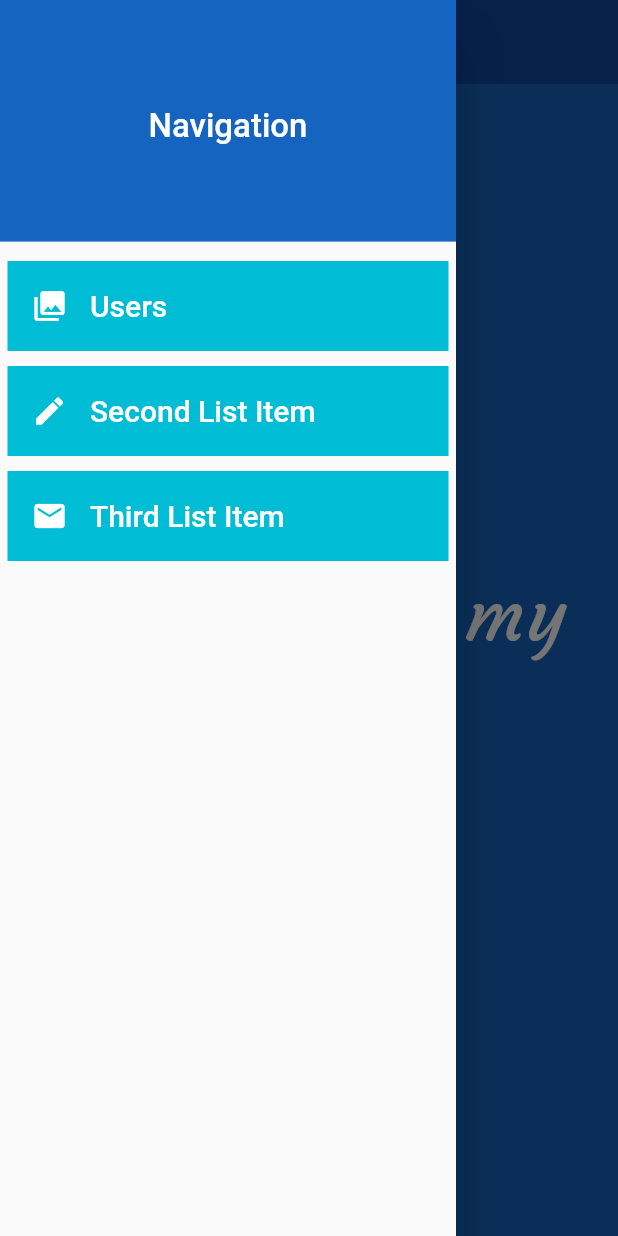
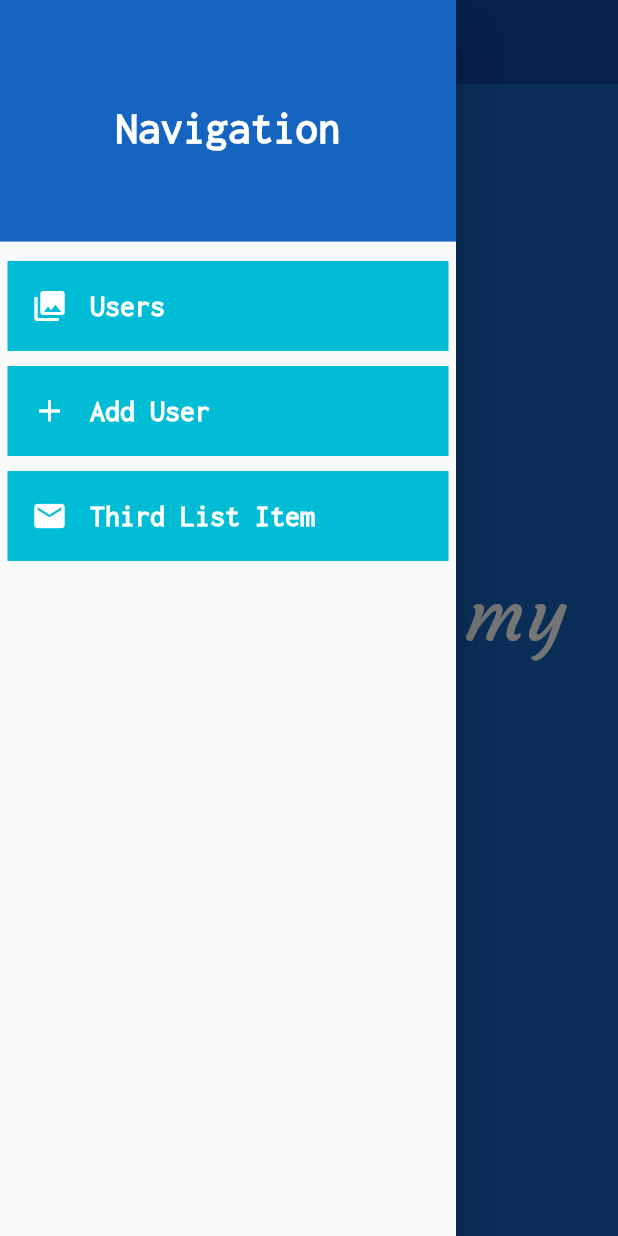
Before and after one commit to Rostislauuu/first_mobile, a Flutter app: the screen it shows after launch, with the side drawer open, on a phone screen of 412 x 824 dp. Run offline on Flutter 3.47's test engine with Material 2 defaults, Android fonts, the phone set to English and light mode, and no system bars; our stand-ins replace dio.

Commit message:
added users list

```diff
--- a/lib/drawer_content/drawer_content.dart
+++ b/lib/drawer_content/drawer_content.dart
@@ -1,5 +1,6 @@
+import 'package:flutter/material.dart';
+
 import 'package:first_app/drawer_content/drawer_content_item.dart';
-import 'package:flutter/material.dart';
 
 class DrawerContent extends StatelessWidget {
   @override
@@ -12,7 +13,9 @@ class DrawerContent extends StatelessWidget {
             child: Text(
               'Navigation',
               style: TextStyle(
-                fontSize: 22,
+                fontFamily: 'Inconsolata',
+                fontWeight: FontWeight.bold,
+                fontSize: 30,
                 color: Colors.white,
               ),
             ),
@@ -30,8 +33,10 @@ class DrawerContent extends StatelessWidget {
                   handleNavigate: () =>
                       Navigator.popAndPushNamed(context, '/feed')),
               DrawerContentItem(
-                listItemText: 'Second List Item',
-                listItemIcon: Icons.edit,
+                listItemText: 'Add User',
+                listItemIcon: Icons.add,
+                handleNavigate: () =>
+                    Navigator.popAndPushNamed(context, '/add_user'),
               ),
               DrawerContentItem(
                 listItemText: 'Third List Item',
--- a/lib/drawer_content/drawer_content_item.dart
+++ b/lib/drawer_content/drawer_content_item.dart
@@ -31,6 +31,8 @@ class DrawerContentItem extends StatelessWidget {
             Text(
               listItemText,
               style: TextStyle(
+                fontFamily: 'Inconsolata',
+                fontWeight: FontWeight.bold,
                 fontSize: 20,
                 color: Colors.white,
               ),
--- a/lib/main.dart
+++ b/lib/main.dart
@@ -1,4 +1,5 @@
 import 'package:flutter/material.dart';
+
 import './my_app.dart';
 
 void main() => runApp(MyApp());
--- /dev/null
+++ b/lib/model/users/user.dart
@@ -0,0 +1,31 @@
+class User {
+  final String id;
+  final String fullName;
+  final String birthday;
+  final String direction;
+  final String subdirection;
+  final String email;
+  final String phone;
+  final String img;
+
+  User({
+    this.id,
+    this.fullName,
+    this.birthday,
+    this.direction,
+    this.subdirection,
+    this.email,
+    this.phone,
+    this.img,
+  });
+
+  User.fromJson(Map<String, dynamic> json)
+      : id = json['id'],
+        fullName = json['fullName'],
+        birthday = json['birthday'],
+        direction = json['direction'],
+        subdirection = json['subdirection'],
+        email = json['email'],
+        phone = json['phone'],
+        img = json['img'];
+}
--- a/lib/my_app.dart
+++ b/lib/my_app.dart
@@ -1,6 +1,8 @@
+import 'package:flutter/material.dart';
+
 import 'package:first_app/pages/feed/feed.dart';
 import 'package:first_app/pages/welcome_page/welcome_page.dart';
-import 'package:flutter/material.dart';
+import 'package:first_app/add_user/add_user.dart';
 
 class MyApp extends StatelessWidget {
   @override
@@ -9,6 +11,7 @@ class MyApp extends StatelessWidget {
       routes: {
         '/': (context) => WelcomePage(),
         '/feed': (context) => Feed(),
+        '/add_user': (context) => AddUser(),
       },
     );
   }
--- a/lib/pages/feed/feed_item/feed_item.dart
+++ b/lib/pages/feed/feed_item/feed_item.dart
@@ -1,8 +1,14 @@
+import 'package:first_app/model/users/user.dart';
+import 'package:flutter/material.dart';
+
 import 'package:first_app/pages/feed/feed_item/item_avatar.dart';
 import 'package:first_app/pages/feed/feed_item/item_content.dart';
-import 'package:flutter/material.dart';
 
 class FeedItem extends StatelessWidget {
+  final User user;
+
+  FeedItem({@required this.user});
+
   @override
   Widget build(BuildContext context) {
     return Container(
@@ -11,7 +17,10 @@ class FeedItem extends StatelessWidget {
         crossAxisAlignment: CrossAxisAlignment.start,
         children: <Widget>[
           ItemAvatar(),
-          ItemContent(),
+          ItemContent(
+            name: user.fullName,
+            direction: user.direction,
+          ),
         ],
       ),
     );
--- a/lib/pages/feed/feed_item/item_avatar.dart
+++ b/lib/pages/feed/feed_item/item_avatar.dart
@@ -4,7 +4,7 @@ class ItemAvatar extends StatelessWidget {
   @override
   Widget build(BuildContext context) {
     return CircleAvatar(
-        radius: 15,
+        radius: 20,
         backgroundColor: Colors.white,
         child: Image(
           image: NetworkImage(
--- a/lib/pages/welcome_page/welcome_page.dart
+++ b/lib/pages/welcome_page/welcome_page.dart
@@ -1,5 +1,6 @@
+import 'package:flutter/material.dart';
+
 import 'package:first_app/drawer_content/drawer_content.dart';
-import 'package:flutter/material.dart';
 
 class WelcomePage extends StatelessWidget {
   @override
--- a/pubspec.yaml
+++ b/pubspec.yaml
@@ -19,6 +19,8 @@ environment:
 dependencies:
   flutter:
     sdk: flutter
+
+  dio: 3.0.8
 
   # The following adds the Cupertino Icons font to your application.
   # Use with the CupertinoIcons class for iOS style icons.
```
Also changed, not shown: lib/add_user/add_user.dart (added, +37 -0 lines), lib/loading/loading.dart (added, +12 -0 lines), lib/pages/feed/feed.dart (+52 -17 lines), lib/pages/feed/feed_item/item_content.dart (+7 -2 lines), flutter_01.png (added), pubspec.lock.
